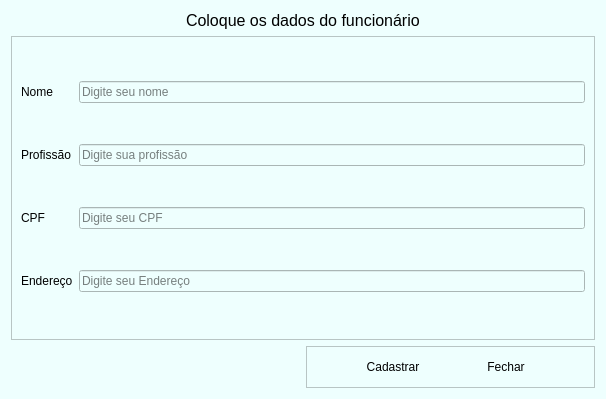
Kaesinasprod/Sistema-de-Funcionarios, file view/cadastro.ui: the form before one commit.
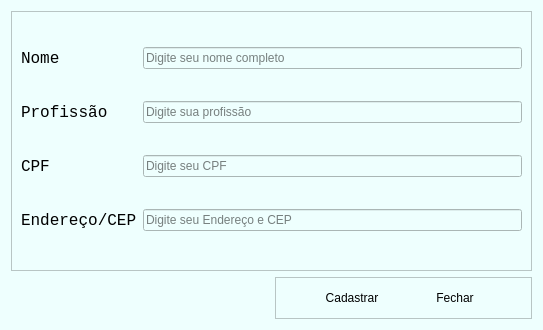
The form after the commit.

Patch:
```diff
--- a/view/cadastro.ui
+++ b/view/cadastro.ui
@@ -6,8 +6,8 @@
    <rect>
     <x>0</x>
     <y>0</y>
-    <width>606</width>
-    <height>399</height>
+    <width>543</width>
+    <height>330</height>
    </rect>
   </property>
   <property name="windowTitle">
@@ -17,27 +17,7 @@
    <string notr="true">background-color: rgb(238, 255, 254);</string>
   </property>
   <layout class="QGridLayout" name="gridLayout_3">
-   <item row="0" column="0" colspan="2" alignment="Qt::AlignHCenter">
-    <widget class="QLabel" name="label">
-     <property name="sizePolicy">
-      <sizepolicy hsizetype="Preferred" vsizetype="Fixed">
-       <horstretch>0</horstretch>
-       <verstretch>0</verstretch>
-      </sizepolicy>
-     </property>
-     <property name="font">
-      <font>
-       <pointsize>12</pointsize>
-       <weight>50</weight>
-       <bold>false</bold>
-      </font>
-     </property>
-     <property name="text">
-      <string>Coloque os dados do funcionário</string>
-     </property>
-    </widget>
-   </item>
-   <item row="1" column="0" rowspan="3" colspan="2">
+   <item row="0" column="0" rowspan="3" colspan="2">
     <widget class="QFrame" name="frame">
      <property name="sizePolicy">
       <sizepolicy hsizetype="Preferred" vsizetype="Preferred">
@@ -58,24 +38,14 @@
          <string/>
         </property>
         <property name="placeholderText">
-         <string>Digite seu nome</string>
+         <string>Digite seu nome completo</string>
         </property>
        </widget>
       </item>
       <item row="3" column="1">
        <widget class="QLineEdit" name="cad_end">
         <property name="placeholderText">
-         <string>Digite seu Endereço</string>
-        </property>
-       </widget>
-      </item>
-      <item row="1" column="0">
-       <widget class="QLabel" name="label_3">
-        <property name="styleSheet">
-         <string notr="true">font: 75 10pt &quot;MS Shell Dlg 2&quot;;</string>
-        </property>
-        <property name="text">
-         <string>Profissão</string>
+         <string>Digite seu Endereço e CEP</string>
         </property>
        </widget>
       </item>
@@ -88,6 +58,12 @@
       </item>
       <item row="2" column="0">
        <widget class="QLabel" name="label_4">
+        <property name="font">
+         <font>
+          <family>Lucida Console</family>
+          <pointsize>12</pointsize>
+         </font>
+        </property>
         <property name="text">
          <string>CPF</string>
         </property>
@@ -102,6 +78,12 @@
       </item>
       <item row="0" column="0">
        <widget class="QLabel" name="label_2">
+        <property name="font">
+         <font>
+          <family>Lucida Console</family>
+          <pointsize>12</pointsize>
+         </font>
+        </property>
         <property name="text">
          <string>Nome</string>
         </property>
@@ -109,15 +91,34 @@
       </item>
       <item row="3" column="0">
        <widget class="QLabel" name="label_5">
+        <property name="font">
+         <font>
+          <family>Lucida Console</family>
+          <pointsize>12</pointsize>
+         </font>
+        </property>
         <property name="text">
-         <string>Endereço</string>
+         <string>Endereço/CEP</string>
+        </property>
+       </widget>
+      </item>
+      <item row="1" column="0">
+       <widget class="QLabel" name="label_3">
+        <property name="font">
+         <font>
+          <family>Lucida Console</family>
+          <pointsize>12</pointsize>
+         </font>
+        </property>
+        <property name="text">
+         <string>Profissão</string>
         </property>
        </widget>
       </item>
      </layout>
     </widget>
    </item>
-   <item row="4" column="1">
+   <item row="3" column="1">
     <widget class="QFrame" name="frame_2">
      <property name="sizePolicy">
       <sizepolicy hsizetype="Preferred" vsizetype="Fixed">
```
